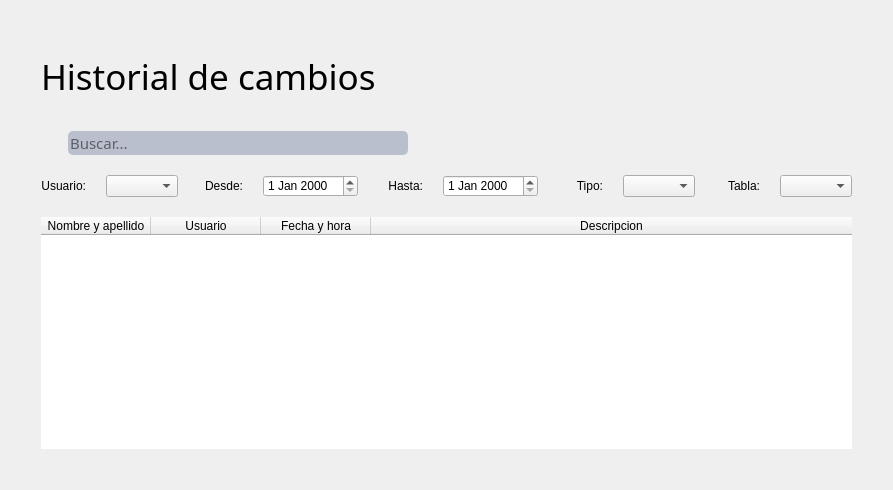
The window that blustock/ui/screens_uis/historial.ui (MaxAPBusiness/Blustock) describes before a commit, drawn with Qt 5.
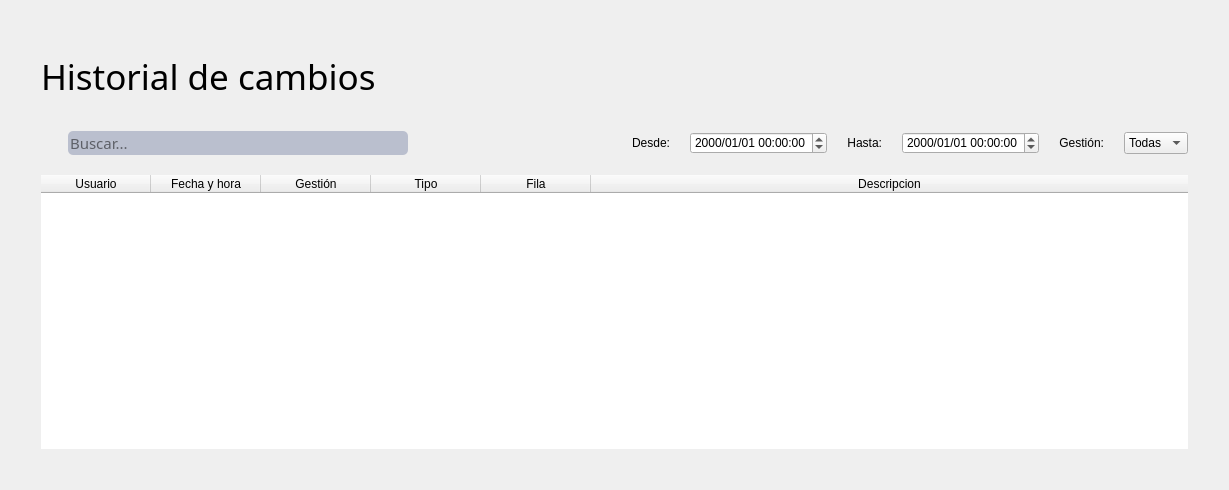
The same window after the commit. Icons and pictures are not drawn.

Commit message: Hice que los campos fecha se actualicen siemrpe que se cargue la pantalla para que la hora siempre se muestre correctamente.

Diff of the .ui file:
```diff
--- a/blustock/ui/screens_uis/historial.ui
+++ b/blustock/ui/screens_uis/historial.ui
@@ -6,7 +6,7 @@
    <rect>
     <x>0</x>
     <y>0</y>
-    <width>893</width>
+    <width>1229</width>
     <height>490</height>
    </rect>
   </property>
@@ -248,23 +248,6 @@
          </property>
         </spacer>
        </item>
-      </layout>
-     </item>
-     <item>
-      <layout class="QHBoxLayout" name="horizontalLayout_4">
-       <item>
-        <widget class="QLabel" name="label_6">
-         <property name="text">
-          <string>Usuario:</string>
-         </property>
-         <property name="alignment">
-          <set>Qt::AlignRight|Qt::AlignTrailing|Qt::AlignVCenter</set>
-         </property>
-        </widget>
-       </item>
-       <item>
-        <widget class="QComboBox" name="comboBox"/>
-       </item>
        <item>
         <widget class="QLabel" name="label_4">
          <property name="text">
@@ -276,7 +259,11 @@
         </widget>
        </item>
        <item>
-        <widget class="QDateEdit" name="dateEdit"/>
+        <widget class="QDateEdit" name="desdeFecha">
+         <property name="displayFormat">
+          <string>yyyy/MM/dd HH:mm:ss</string>
+         </property>
+        </widget>
        </item>
        <item>
         <widget class="QLabel" name="label_5">
@@ -289,25 +276,16 @@
         </widget>
        </item>
        <item>
-        <widget class="QDateEdit" name="dateEdit_2"/>
-       </item>
-       <item>
-        <widget class="QLabel" name="label_7">
-         <property name="text">
-          <string>Tipo:</string>
-         </property>
-         <property name="alignment">
-          <set>Qt::AlignRight|Qt::AlignTrailing|Qt::AlignVCenter</set>
+        <widget class="QDateEdit" name="hastaFecha">
+         <property name="displayFormat">
+          <string>yyyy/MM/dd HH:mm:ss</string>
          </property>
         </widget>
        </item>
-       <item>
-        <widget class="QComboBox" name="comboBox_3"/>
-       </item>
        <item>
         <widget class="QLabel" name="label_8">
          <property name="text">
-          <string>Tabla:</string>
+          <string>Gestión:</string>
          </property>
          <property name="alignment">
           <set>Qt::AlignRight|Qt::AlignTrailing|Qt::AlignVCenter</set>
@@ -315,7 +293,13 @@
         </widget>
        </item>
        <item>
-        <widget class="QComboBox" name="comboBox_2"/>
+        <widget class="QComboBox" name="listaGestion">
+         <item>
+          <property name="text">
+           <string>Todas</string>
+          </property>
+         </item>
+        </widget>
        </item>
       </layout>
      </item>
@@ -366,11 +350,6 @@
        <attribute name="verticalHeaderStretchLastSection">
         <bool>false</bool>
        </attribute>
-       <column>
-        <property name="text">
-         <string>Nombre y apellido</string>
-        </property>
-       </column>
        <column>
         <property name="text">
          <string>Usuario</string>
@@ -381,6 +360,21 @@
          <string>Fecha y hora</string>
         </property>
        </column>
+       <column>
+        <property name="text">
+         <string>Gestión</string>
+        </property>
+       </column>
+       <column>
+        <property name="text">
+         <string>Tipo</string>
+        </property>
+       </column>
+       <column>
+        <property name="text">
+         <string>Fila</string>
+        </property>
+       </column>
        <column>
         <property name="text">
          <string>Descripcion</string>
```
Left out of the diff: 1 changed line with no effect on the pictures. The commit also changes 4 other files.
